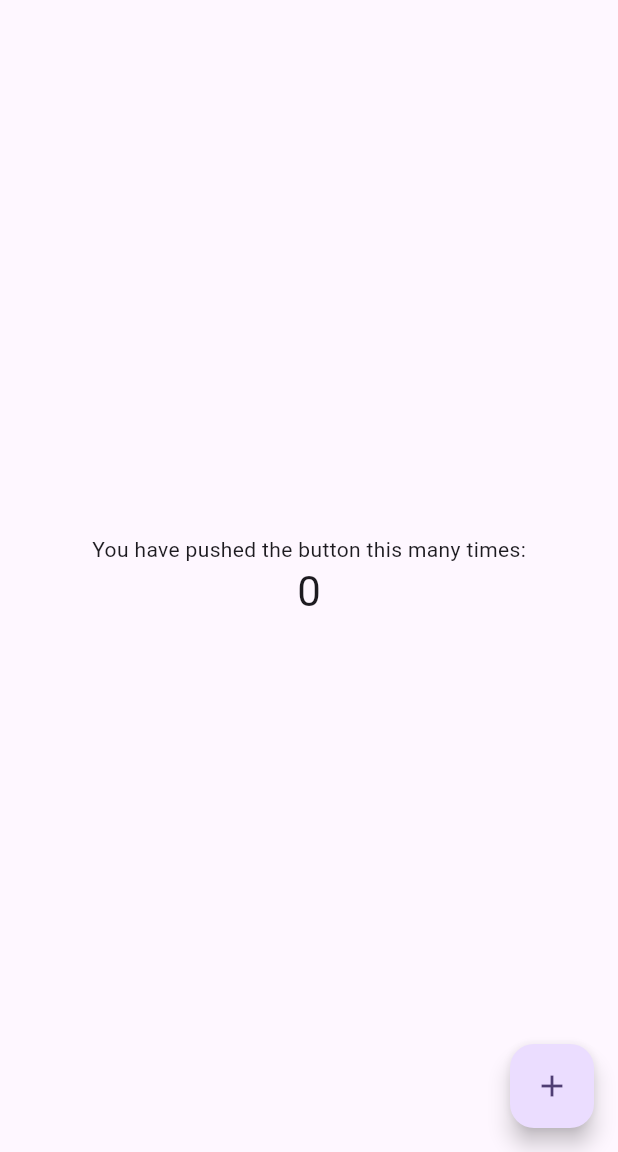
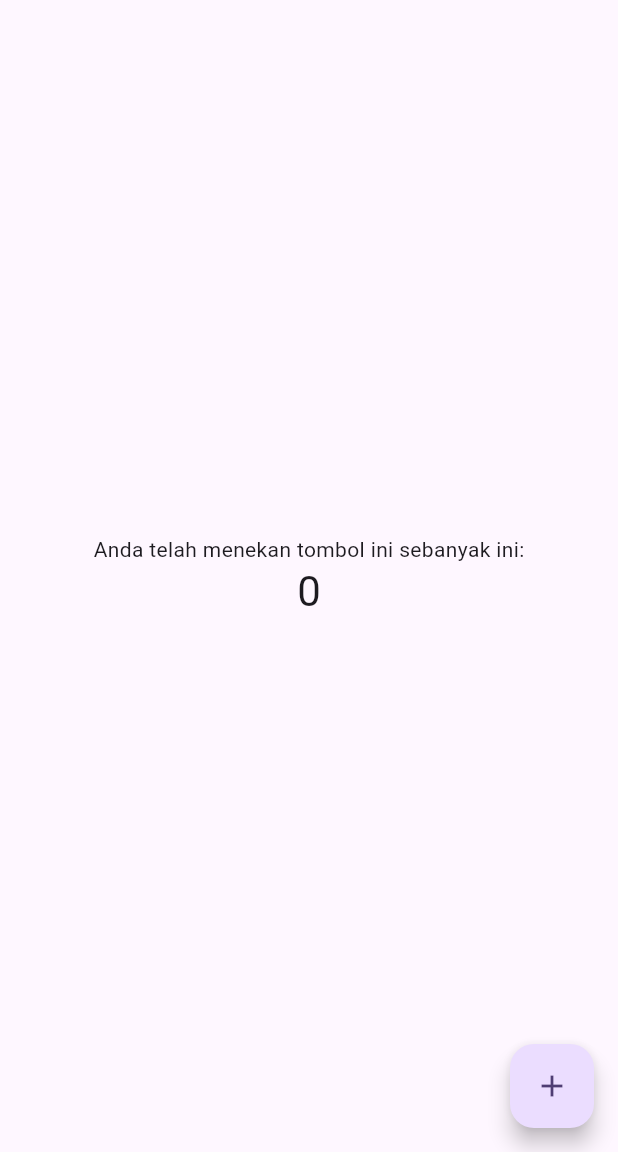
Before and after one commit to NaufalAlifAdjani/kolaborasi, a Flutter app: the screen it shows after launch, on a phone screen of 412 x 824 dp, the part 84-1236 px from its top. Run offline on Flutter 3.47's test engine with Material 3 defaults, Android fonts, the phone set to English and light mode, and no system bars.

```diff
--- a/lib/main.dart
+++ b/lib/main.dart
@@ -11,7 +11,7 @@ class MyApp extends StatelessWidget {
   @override
   Widget build(BuildContext context) {
     return MaterialApp(
-      title: 'Flutter Demo',
+      title: 'Kelompok 3',
       theme: ThemeData(
         // This is the theme of your application.
         //
@@ -104,7 +104,7 @@ class _MyHomePageState extends State<MyHomePage> {
           // wireframe for each widget.
           mainAxisAlignment: .center,
           children: [
-            const Text('You have pushed the button this many times:'),
+            const Text('Anda telah menekan tombol ini sebanyak ini:'),
             Text(
               '$_counter',
               style: Theme.of(context).textTheme.headlineMedium,
```
